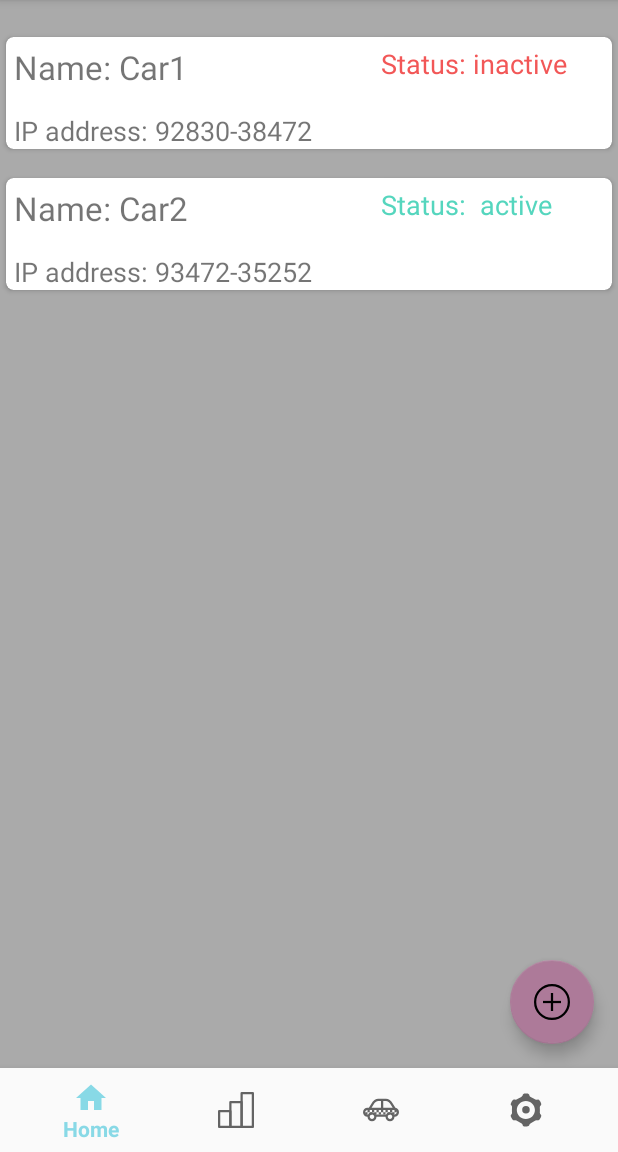
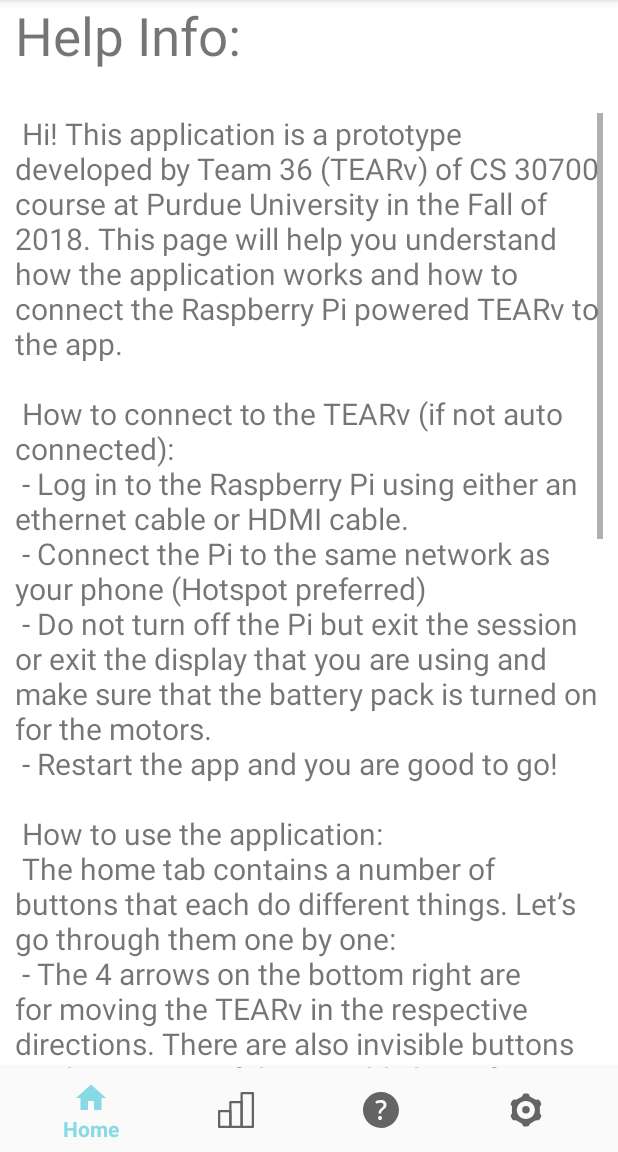
Before and after one commit to Ayruahs/TEARv, an Android app: the fragment CarsInfoFragment placed in its activity, on a phone screen of 412 x 824 dp, the part 84-1236 px from its top. Run offline under Robolectric (Android 15) with nearby library versions, the phone set to English and light mode, and no system bars; our stand-ins replace Volley; network calls fail.

Commit message:
Help page added

```diff
--- a/app/src/main/java/com/tearvandroid/tearvandroid/CarsInfoFragment.java
+++ b/app/src/main/java/com/tearvandroid/tearvandroid/CarsInfoFragment.java
@@ -1,37 +1,35 @@
+
 package com.tearvandroid.tearvandroid;
 
-import android.app.Activity;
-import android.content.Intent;
-import android.graphics.Color;
 import android.os.Bundle;
 import android.support.annotation.Nullable;
-import android.support.design.widget.FloatingActionButton;
 import android.support.v4.app.Fragment;
+import android.text.method.ScrollingMovementMethod;
 import android.view.LayoutInflater;
 import android.view.View;
 import android.view.ViewGroup;
-import android.widget.Button;
 import android.widget.RelativeLayout;
 import android.widget.TextView;
-import android.widget.Toast;
 
 public class CarsInfoFragment extends Fragment {
 
-//    RelativeLayout carPageLayout;
+    RelativeLayout carPageLayout;
 
     @Nullable
     @Override
     public View onCreateView(LayoutInflater inflater, @Nullable ViewGroup container, @Nullable Bundle savedInstanceState) {
         View view = inflater.inflate(R.layout.fragment_cars, container, false);
-        FloatingActionButton add = view.findViewById(R.id.add_car_button);
+        TextView textView = (TextView) view.findViewById(R.id.help);
+        textView.setMovementMethod(new ScrollingMovementMethod());
+        //FloatingActionButton add = view.findViewById(R.id.add_car_button);
 //        Button signout_button = (Button) view.findViewById(R.id.sign_out_button);
 
-        add.setOnClickListener(new View.OnClickListener() {
-            @Override
-            public void onClick(View v) {
-                addNewCar();
-            }
-        });
+        //add.setOnClickListener(new View.OnClickListener() {
+            //@Override
+            //public void onClick(View v) {
+             //   addNewCar();
+            //}
+        //});
 //        add.setOnClickListener(new View.OnClickListener() { //errors all over View, not sure why
 //            @Override
 //            public void onClick(View v) {
@@ -43,7 +41,7 @@
         return view; //inflater.inflate(R.layout.fragment_cars, container, false);
     }
 
-    private void addNewCar(){
+//    private void addNewCar(){
         //carPageLayout.setBackgroundColor(Color.argb(255,255,255,255));
         /*Toast.makeText(getActivity(), "debug" , Toast.LENGTH_SHORT).show();
         System.out.println("add button clicked");
@@ -54,6 +52,6 @@
         //Dom added, Pop Window
         //carPageLayout
 
-    }
+  //  }
 
 }
--- a/app/src/main/java/com/tearvandroid/tearvandroid/SettingsFragment.java
+++ b/app/src/main/java/com/tearvandroid/tearvandroid/SettingsFragment.java
@@ -100,13 +100,13 @@
         usernameView = (TextView) view.findViewById(R.id.username_text_view);
         usernameText.setVisibility(View.INVISIBLE);
 
-        TextView faqView = (TextView)view.findViewById(R.id.faq_button);
-        faqView.setOnClickListener(new View.OnClickListener() {
-            @Override
-            public void onClick(View v) {
-                prompFaq();
-            }
-        });
+        //TextView faqView = (TextView)view.findViewById(R.id.faq_button);
+        //faqView.setOnClickListener(new View.OnClickListener() {
+            //@Override
+            //public void onClick(View v) {
+              //  prompFaq();
+            //}
+        //});
 
         return view;
     }
--- a/app/src/main/res/layout/fragment_cars.xml
+++ b/app/src/main/res/layout/fragment_cars.xml
@@ -1,127 +1,201 @@
 <?xml version="1.0" encoding="utf-8"?>
 <RelativeLayout xmlns:android="http://schemas.android.com/apk/res/android"
+    xmlns:tools="http://schemas.android.com/tools"
     android:layout_width="match_parent"
     android:layout_height="match_parent"
     xmlns:app="http://schemas.android.com/apk/res-auto"
-    android:background="@android:color/darker_gray"
+    android:background="@android:color/white"
     android:theme="@style/FullscreenNoTitleTheme"
     android:id="@+id/fragment_carsID">
 
-    <ScrollView
+    <TextView
         android:layout_width="match_parent"
         android:layout_height="match_parent"
-        android:layout_alignParentStart="true"
-        android:layout_alignParentLeft="true"
-        android:layout_alignParentTop="true"
-        android:layout_marginStart="0dp"
-        android:layout_marginLeft="0dp"
-        android:layout_marginTop="0dp">
-
-        <LinearLayout
-            android:layout_width="match_parent"
-            android:layout_height="wrap_content"
-            android:orientation="vertical">
-
-            <android.support.v7.widget.CardView
-                android:layout_width="match_parent"
-                android:layout_height="wrap_content"
-                android:layout_gravity="top"
-                android:layout_marginTop="20dp"
-                app:cardCornerRadius="5dp"
-                app:cardPreventCornerOverlap="true"
-                app:cardUseCompatPadding="true">
-
-                <RelativeLayout
-                    android:layout_width="match_parent"
-                    android:layout_height="wrap_content"
-                    android:orientation="vertical" />
-
-                <TextView
-                    android:layout_width="wrap_content"
-                    android:layout_height="wrap_content"
-                    android:layout_marginLeft="5dp"
-                    android:layout_marginTop="5dp"
-                    android:text="Name: Car1"
-                    android:textSize="22dp" />
-
-                <TextView
-                    android:layout_width="wrap_content"
-                    android:layout_height="wrap_content"
-                    android:layout_marginLeft="5dp"
-                    android:layout_marginTop="50dp"
-                    android:text="IP address: 92830-38472"
-                    android:textSize="18dp" />
-
-                <TextView
-                    android:layout_width="wrap_content"
-                    android:layout_height="wrap_content"
-                    android:layout_marginLeft="250dp"
-                    android:layout_marginTop="5dp"
-                    android:text="Status: inactive"
-                    android:textColor="@color/colorAlert"
-                    android:textSize="18dp" />
-
-            </android.support.v7.widget.CardView>
-
-            <android.support.v7.widget.CardView
-                android:layout_width="match_parent"
-                android:layout_height="wrap_content"
-                android:layout_gravity="top"
-                android:layout_marginTop="10dp"
-                app:cardCornerRadius="5dp"
-                app:cardPreventCornerOverlap="true"
-                app:cardUseCompatPadding="true">
-
-                <RelativeLayout
-                    android:layout_width="match_parent"
-                    android:layout_height="wrap_content"
-                    android:orientation="vertical" />
-
-                <TextView
-                    android:layout_width="wrap_content"
-                    android:layout_height="wrap_content"
-                    android:layout_marginLeft="5dp"
-                    android:layout_marginTop="5dp"
-                    android:text="Name: Car2"
-                    android:textSize="22dp" />
-
-                <TextView
-                    android:layout_width="wrap_content"
-                    android:layout_height="wrap_content"
-                    android:layout_marginLeft="5dp"
-                    android:layout_marginTop="50dp"
-                    android:text="IP address: 93472-35252"
-                    android:textSize="18dp" />
-
-                <TextView
-                    android:layout_width="wrap_content"
-                    android:layout_height="wrap_content"
-                    android:layout_marginLeft="250dp"
-                    android:layout_marginTop="5dp"
-                    android:text="Status:  active"
-                    android:textColor="@color/colorSecondary"
-                    android:textSize="18dp" />
-
-            </android.support.v7.widget.CardView>
+        android:layout_marginBottom="435dp"
+        android:layout_marginLeft="10dp"
+        android:layout_marginRight="10dp"
+        android:textSize="35dp"
+        android:text="Help Info:"
+        />
+    <TextView
+        android:id="@+id/help"
+        android:layout_width="match_parent"
+        android:layout_height="match_parent"
+        android:layout_marginTop="75dp"
+        android:layout_marginLeft="10dp"
+        android:layout_marginRight="10dp"
+        android:textSize="20dp"
+        android:scrollbars="vertical"
+        android:text="
+Hi! This application is a prototype developed by Team 36 (TEARv) of CS 30700 course at Purdue University in the Fall of 2018. This page will help you understand how the application works and how to connect the Raspberry Pi powered TEARv to the app.\n
+\n
+How to connect to the TEARv (if not auto connected):\n
+- Log in to the Raspberry Pi using either an ethernet cable or HDMI cable.\n
+- Connect the Pi to the same network as your phone (Hotspot preferred)\n
+- Do not turn off the Pi but exit the session or exit the display that you are using and make sure that the battery pack is turned on for the motors.\n
+- Restart the app and you are good to go!\n
+\n
+How to use the application:\n
+The home tab contains a number of buttons that each do different things. Let’s go through them one by one:\n
+- The 4 arrows on the bottom right are for moving the TEARv in the respective directions. There are also invisible buttons on the corners of the invisible box of arrows which allow complex movement of the vehicle.\n
+- The 2 arrows on the bottom left control the camera and the middle ‘home’ button causes the camera to return to the front facing position.\n
+- The REC button on the top right records your screen and audio from your phone’s microphone. It will stop recording if you switch tabs.\n
+- The power button on the top left turns the flashlights in front of the car on and off. This can be useful in times of low light availability.\n
+\n
+The Analytics tab displays graphs of temperature and humidity data being collected in real time and get updated every minute.\n
+The settings tab allows you to view personal information of the user that is logged in as well make changes to username and password.\n
+\n
+Thanks for using the application!\n
+\n
+Project Owners:\n
+Rishabh Ramsisaria\n
+Rahul Balla\n
+Shaurya Sinha\n
+Dominic Miller\n
+Xu He\n
+"
+        />
 
 
-        </LinearLayout>
+    <!--<ScrollView-->
+        <!--android:layout_width="match_parent"-->
+        <!--android:layout_height="match_parent"-->
+        <!--android:layout_alignParentStart="true"-->
+        <!--android:layout_alignParentLeft="true"-->
+        <!--android:layout_alignParentTop="true"-->
+        <!--android:layout_marginStart="0dp"-->
+        <!--android:layout_marginLeft="0dp"-->
+        <!--android:layout_marginTop="0dp">-->
+
+        <!--<LinearLayout-->
+            <!--android:layout_width="match_parent"-->
+            <!--android:layout_height="wrap_content"-->
+            <!--android:orientation="vertical">-->
+
+            <!--<android.support.v7.widget.CardView-->
+                <!--android:layout_width="match_parent"-->
+                <!--android:layout_height="wrap_content"-->
+                <!--android:layout_gravity="top"-->
+                <!--android:layout_marginTop="20dp"-->
+                <!--app:cardCornerRadius="5dp"-->
+                <!--app:cardPreventCornerOverlap="true"-->
+                <!--app:cardUseCompatPadding="true">-->
+
+                <!--<RelativeLayout-->
+                    <!--android:layout_width="match_parent"-->
+                    <!--android:layout_height="wrap_content"-->
+                    <!--android:orientation="vertical" />-->
+
+                <!--<TextView-->
+                    <!--android:layout_width="wrap_content"-->
+                    <!--android:layout_height="wrap_content"-->
+                    <!--android:layout_marginLeft="5dp"-->
+                    <!--android:layout_marginTop="5dp"-->
+                    <!--android:text="Name: Car1"-->
+                    <!--android:textSize="22dp" />-->
+
+                <!--<TextView-->
+                    <!--android:layout_width="wrap_content"-->
+                    <!--android:layout_height="wrap_content"-->
+                    <!--android:layout_marginLeft="5dp"-->
+                    <!--android:layout_marginTop="50dp"-->
+                    <!--android:text="IP address: 92830-38472"-->
+                    <!--android:textSize="18dp" />-->
+
+                <!--<TextView-->
+                    <!--android:layout_width="wrap_content"-->
+                    <!--android:layout_height="wrap_content"-->
+                    <!--android:layout_marginLeft="250dp"-->
+                    <!--android:layout_marginTop="5dp"-->
+                    <!--android:text="Status: inactive"-->
+                    <!--android:textColor="@color/colorAlert"-->
+                    <!--android:textSize="18dp" />-->
+
+            <!--</android.support.v7.widget.CardView>-->
+
+            <!--<android.support.v7.widget.CardView-->
+                <!--android:layout_width="match_parent"-->
+                <!--android:layout_height="wrap_content"-->
+                <!--android:layout_gravity="top"-->
+                <!--android:layout_marginTop="10dp"-->
+                <!--app:cardCornerRadius="5dp"-->
+                <!--app:cardPreventCornerOverlap="true"-->
+                <!--app:cardUseCompatPadding="true">-->
+
+                <!--<RelativeLayout-->
+                    <!--android:layout_width="match_parent"-->
+                    <!--android:layout_height="wrap_content"-->
+                    <!--android:orientation="vertical" />-->
+
+                <!--<TextView-->
+                    <!--android:layout_width="wrap_content"-->
+                    <!--android:layout_height="wrap_content"-->
+                    <!--android:layout_marginLeft="5dp"-->
+                    <!--android:layout_marginTop="5dp"-->
+                    <!--android:text="Name: Car2"-->
+                    <!--android:textSize="22dp" />-->
+
+                <!--<TextView-->
+                    <!--android:layout_width="wrap_content"-->
+                    <!--android:layout_height="wrap_content"-->
+                    <!--android:layout_marginLeft="5dp"-->
+                    <!--android:layout_marginTop="50dp"-->
+                    <!--android:text="IP address: 93472-35252"-->
+                    <!--android:textSize="18dp" />-->
+
+                <!--<TextView-->
+                    <!--android:layout_width="wrap_content"-->
+                    <!--android:layout_height="wrap_content"-->
+                    <!--android:layout_marginLeft="250dp"-->
+                    <!--android:layout_marginTop="5dp"-->
+                    <!--android:text="Status:  active"-->
+                    <!--android:textColor="@color/colorSecondary"-->
+                    <!--android:textSize="18dp" />-->
+
+            <!--</android.support.v7.widget.CardView>-->
 
 
-    </ScrollView>
+        <!--</LinearLayout>-->
 
-    <android.support.design.widget.CoordinatorLayout
-        android:layout_width="match_parent"
-        android:layout_height="match_parent">
 
-        <android.support.design.widget.FloatingActionButton
-            android:id="@+id/add_car_button"
-            android:layout_width="wrap_content"
-            android:layout_height="wrap_content"
-            android:layout_gravity="end|bottom"
-            android:layout_margin="16dp"
-            app:srcCompat="@drawable/ic_add" />
+    <!--</ScrollView>-->
 
-    </android.support.design.widget.CoordinatorLayout>
+    <!--<android.support.design.widget.CoordinatorLayout-->
+        <!--android:layout_width="match_parent"-->
+        <!--android:layout_height="match_parent"-->
+        <!--android:layout_alignParentStart="true"-->
+        <!--android:layout_alignParentTop="true">-->
+
+        <!--<android.support.design.widget.FloatingActionButton-->
+        <!--android:id="@+id/add_car_button"-->
+        <!--android:layout_width="wrap_content"-->
+        <!--android:layout_height="wrap_content"-->
+        <!--android:layout_gravity="end|bottom"-->
+        <!--android:layout_margin="16dp"-->
+        <!--app:srcCompat="@drawable/ic_add" />-->
+
+
+        <!--&lt;!&ndash;<TextView&ndash;&gt;-->
+            <!--&lt;!&ndash;android:id="@+id/textView"&ndash;&gt;-->
+            <!--&lt;!&ndash;android:layout_width="match_parent"&ndash;&gt;-->
+            <!--&lt;!&ndash;android:layout_height="match_parent"&ndash;&gt;-->
+            <!--&lt;!&ndash;android:textSize="35dp"&ndash;&gt;-->
+            <!--&lt;!&ndash;android:text="Help Info:"&ndash;&gt;-->
+            <!--&lt;!&ndash;android:layout_marginBottom="445dp"&ndash;&gt;-->
+
+
+            <!--&lt;!&ndash;/>&ndash;&gt;-->
+
+        <!--&lt;!&ndash;<TextView&ndash;&gt;-->
+            <!--&lt;!&ndash;android:id="@+id/textView2"&ndash;&gt;-->
+            <!--&lt;!&ndash;android:layout_width="match_parent"&ndash;&gt;-->
+            <!--&lt;!&ndash;android:layout_height="match_parent"&ndash;&gt;-->
+            <!--&lt;!&ndash;android:textSize="20dp"&ndash;&gt;-->
+            <!--&lt;!&ndash;android:text="Help Info:"&ndash;&gt;-->
+            <!--&lt;!&ndash;android:layout_marginTop="65dp"&ndash;&gt;-->
+
+
+            <!--&lt;!&ndash;/>&ndash;&gt;-->
+    <!--</android.support.design.widget.CoordinatorLayout>-->
 
 </RelativeLayout>
--- a/app/src/main/res/layout/fragment_settings.xml
+++ b/app/src/main/res/layout/fragment_settings.xml
@@ -239,19 +239,19 @@
             android:inputType="textPassword"
             android:textColorHint="@color/grey" />
 
-        <TextView
-            android:id="@+id/faq_button"
-            android:layout_width="25dp"
-            android:layout_height="25dp"
-            android:layout_alignParentStart="true"
-            android:layout_alignParentLeft="true"
-            android:layout_alignParentBottom="true"
-            android:layout_marginStart="30dp"
-            android:layout_marginLeft="30dp"
-            android:layout_marginBottom="16dp"
-            android:background="@drawable/ic_faq"
-            android:clickable="true"
-            android:backgroundTint="@color/colorSecondary"/>
+        <!--<TextView-->
+            <!--android:id="@+id/faq_button"-->
+            <!--android:layout_width="25dp"-->
+            <!--android:layout_height="25dp"-->
+            <!--android:layout_alignParentStart="true"-->
+            <!--android:layout_alignParentLeft="true"-->
+            <!--android:layout_alignParentBottom="true"-->
+            <!--android:layout_marginStart="30dp"-->
+            <!--android:layout_marginLeft="30dp"-->
+            <!--android:layout_marginBottom="16dp"-->
+            <!--android:background="@drawable/ic_faq"-->
+            <!--android:clickable="true"-->
+            <!--android:backgroundTint="@color/colorSecondary"/>-->
 
     </RelativeLayout>
 
--- a/app/src/main/res/menu/bottom_navigation.xml
+++ b/app/src/main/res/menu/bottom_navigation.xml
@@ -13,8 +13,8 @@
 
     <item
         android:id="@+id/nav_cars"
-        android:icon="@drawable/ic_car"
-        android:title="Cars" />
+        android:icon="@drawable/ic_faq"
+        android:title="Help" />
 
     <item
         android:id="@+id/nav_settings"
```
Also changed, not shown: app/src/main/res/drawable-hdpi/return_home.png, app/src/main/res/drawable-mdpi/return_home.png, app/src/main/res/drawable-xhdpi/return_home.png, app/src/main/res/drawable-xxhdpi/return_home.png, app/src/main/res/drawable-xxxhdpi/return_home.png.
